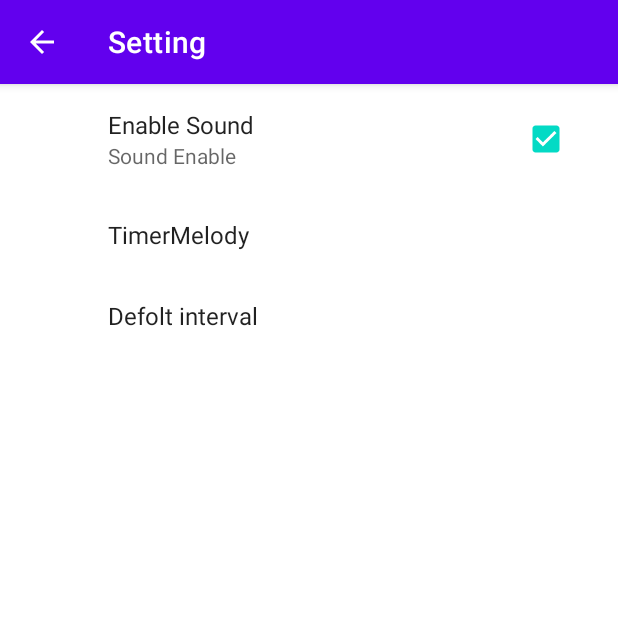
After one commit to Gor1985/Timer, an Android app: the Setting screen opened directly, with no data from a screen before it, on a phone screen of 412 x 824 dp, the top half of it. The commit adds this screen. Run offline under Robolectric (Android 15) with nearby library versions, the phone set to English and light mode, and no system bars; our stand-ins replace androidx.preference.

Commit message:
Обновление

```diff
--- a/app/build.gradle
+++ b/app/build.gradle
@@ -33,6 +33,7 @@ dependencies {
     implementation 'com.google.android.material:material:1.4.0'
     implementation 'androidx.constraintlayout:constraintlayout:2.1.1'
     testImplementation 'junit:junit:4.+'
+    implementation 'androidx.preference:preference:1.1.0-rc01'
     androidTestImplementation 'androidx.test.ext:junit:1.1.3'
     androidTestImplementation 'androidx.test.espresso:espresso-core:3.4.0'
 }
--- /dev/null
+++ b/app/src/main/java/com/example/cooltimer/Setting.java
@@ -0,0 +1,30 @@
+package com.example.cooltimer;
+
+import androidx.annotation.NonNull;
+import androidx.appcompat.app.ActionBar;
+import androidx.appcompat.app.AppCompatActivity;
+import androidx.core.app.NavUtils;
+
+import android.os.Bundle;
+import android.view.MenuItem;
+
+public class Setting extends AppCompatActivity {
+
+    @Override
+    protected void onCreate(Bundle savedInstanceState) {
+        super.onCreate(savedInstanceState);
+        setContentView(R.layout.activity_setting);
+        ActionBar actionBar = this.getSupportActionBar();// тут мы включаем стрелку домой
+        if (actionBar != null) actionBar.setDisplayHomeAsUpEnabled(true);
+    }
+
+    @Override
+    public boolean onOptionsItemSelected(@NonNull MenuItem item) {
+        int id = item.getItemId();// при нажатии на кнопку домой мы попадаем на родителя а не на клон
+        if (id == android.R.id.home){
+            NavUtils.navigateUpFromSameTask(this);
+        }
+            return super.onOptionsItemSelected(item);
+    }
+
+}
--- /dev/null
+++ b/app/src/main/java/com/example/cooltimer/SettingsFragment.java
@@ -0,0 +1,85 @@
+package com.example.cooltimer;
+
+import android.content.SharedPreferences;
+import android.os.Bundle;
+import android.widget.Toast;
+
+import androidx.annotation.Nullable;
+import androidx.preference.CheckBoxPreference;
+import androidx.preference.EditTextPreference;
+import androidx.preference.ListPreference;
+import androidx.preference.Preference;
+import androidx.preference.PreferenceFragment;
+import androidx.preference.PreferenceFragmentCompat;
+import androidx.preference.PreferenceScreen;
+
+import java.util.prefs.PreferenceChangeEvent;
+import java.util.prefs.PreferenceChangeListener;
+
+public class SettingsFragment extends PreferenceFragmentCompat implements SharedPreferences.OnSharedPreferenceChangeListener, PreferenceChangeListener, Preference.OnPreferenceChangeListener {// наследуемс\я от класса фрагмент
+    // для того что бы отображалось каждое изменение т. к в онкрейт отображается один раз при вызове мы иммплементируем слушатель шареда
+    // этот интерфейс служит для отслеживания измененеий в файле шаредпреференсес первый интерфейс второй для отслеживания конкретной настройки до помещения в файл значения(если возвращает тру то в шаред записывается)
+    @Override
+    public void onCreatePreferences(Bundle savedInstanceState, String rootKey) {
+          addPreferencesFromResource(R.xml.timer_preferens);// берем настройку из файла
+        SharedPreferences sharedPreferences= getPreferenceScreen().getSharedPreferences();
+        PreferenceScreen preferenceScreen=getPreferenceScreen();
+        int count= preferenceScreen.getPreferenceCount();// получить количество настроек на преференсе
+        for (int i=0;i<count;i++) {// перебираем наши настройки
+            Preference preference = preferenceScreen.getPreference(i);// вкладываем отображение экрана по индексу ай
+            if (!(preference instanceof CheckBoxPreference)) {// если это не чек бокс тогда выполняем код
+                String value=sharedPreferences.getString(preference.getKey(), "");// присваиваем значения которые мы получаем из шаред преференсес
+         setPreference(preference,value);// вкладываем значение обьекта преференс и валуе
+            }
+        }
+        Preference preference=findPreference("defolt interval");
+        preference.setOnPreferenceChangeListener(this);// именно для этой настройки мы имплементируем метод онпреференс
+    }private void setPreference(Preference preference,String value){
+        if (preference instanceof ListPreference) {// проверяем является ли преференст лист преференс
+            ListPreference listPreference = (ListPreference) preference;//если да создаем новый обьект
+            int index = listPreference.findIndexOfValue(value);// присваиваем индексу по строке валуе (название в аррай листе)
+            if (index >= 0) {// по индексу полученному из этого значения
+                listPreference.setSummary(listPreference.getEntries()[index]);// получаем запись по индексу
+            }
+        }else if (preference instanceof EditTextPreference){// ПОКАЗЫВАЕМ НАШЕ ДЕФОЛТНОЕ ЗНАЧЕНИЕ
+            preference.setSummary(value); }
+    }
+    @Override
+    public void onSharedPreferenceChanged(SharedPreferences sharedPreferences, String key) {
+        Preference preference=findPreference(key);// создаем переменную и присваиваем ему настройку по ключу
+        if (!(preference instanceof CheckBoxPreference)){
+            String value=sharedPreferences.getString(preference.getKey(),"" ); //присваиваем значения(ключи) которые мы получаем из шаред преференсес
+            setPreference(preference,value);
+        }
+    }
+    @Override//переопределяем метод окрейт для регистрации нашего слушателя
+    public void onCreate(@Nullable Bundle savedInstanceState) {
+        super.onCreate(savedInstanceState);
+        getPreferenceScreen().getSharedPreferences().registerOnSharedPreferenceChangeListener(this);
+    }
+
+    @Override
+    public void onDestroy() {
+        super.onDestroy();// при разрушении активити снимаем с регистрации
+        getPreferenceScreen().getSharedPreferences().unregisterOnSharedPreferenceChangeListener(this);
+    }
+
+
+
+    @Override
+    public boolean onPreferenceChange(Preference preference, Object newValue) {// метод для проверки корректного значения
+        if (preference.getKey().equals("defolt interval")) {
+            String defoltInterval = (String) newValue;
+            try {
+                int defolt = Integer.parseInt(defoltInterval);
+            } catch (Exception ex) {
+                Toast.makeText(getContext(),"Введите целое число",Toast.LENGTH_LONG).show();
+            }
+        }
+        return false;
+    }
+    @Override
+    public void preferenceChange(PreferenceChangeEvent evt) {
+
+    }
+}
--- /dev/null
+++ b/app/src/main/res/values/arrays.xml
@@ -0,0 +1,13 @@
+<?xml version="1.0" encoding="utf-8"?>
+<resources>
+    <array name="labelsMelodi">
+        <item>Alarm</item>
+        <item>Bell</item>
+        <item>Bip</item>
+    </array>
+<array name="MelodyValues">
+    <item>alarm</item>
+    <item>bell</item>
+    <item>bip</item>
+</array>
+</resources>
--- a/app/src/main/res/values/themes.xml
+++ b/app/src/main/res/values/themes.xml
@@ -11,6 +11,7 @@
         <item name="colorOnSecondary">@color/black</item>
         <!-- Status bar color. -->
         <item name="android:statusBarColor" tools:targetApi="l">?attr/colorPrimaryVariant</item>
+        <item name="preferenceTheme">@style/PreferenceThemeOverlay</item>
         <!-- Customize your theme here. -->
     </style>
 </resources>
--- /dev/null
+++ b/app/src/main/res/xml/timer_preferens.xml
@@ -0,0 +1,24 @@
+<?xml version="1.0" encoding="utf-8"?>
+<PreferenceScreen xmlns:android="http://schemas.android.com/apk/res/android">
+<CheckBoxPreference
+android:defaultValue="true"
+    android:key="enable sound"
+    android:title="Enable Sound"
+    android:summaryOff="Sound Disable"
+    android:summaryOn="Sound Enable"
+    />
+  <ListPreference
+      android:title="TimerMelody"
+      android:key="TitleMelody"
+      android:defaultValue="alarm"
+      android:entries="@array/labelsMelodi"
+      android:entryValues="@array/MelodyValues"
+
+      />
+  <EditTextPreference
+      android:title="Defolt interval"
+      android:key="defolt interval"
+      android:defaultValue="30"
+      />
+
+</PreferenceScreen>
```
Also changed, not shown: app/src/main/AndroidManifest.xml (+21 -3 lines), app/src/main/java/com/example/cooltimer/About.java (added, +30 -0 lines), app/src/main/java/com/example/cooltimer/MainActivity.java (+108 -31 lines), app/src/main/res/layout/activity_about.xml (added, +9 -0 lines), app/src/main/res/layout/activity_setting.xml (added, +9 -0 lines), app/src/main/res/menu/timer_menu.xml (added, +18 -0 lines).
